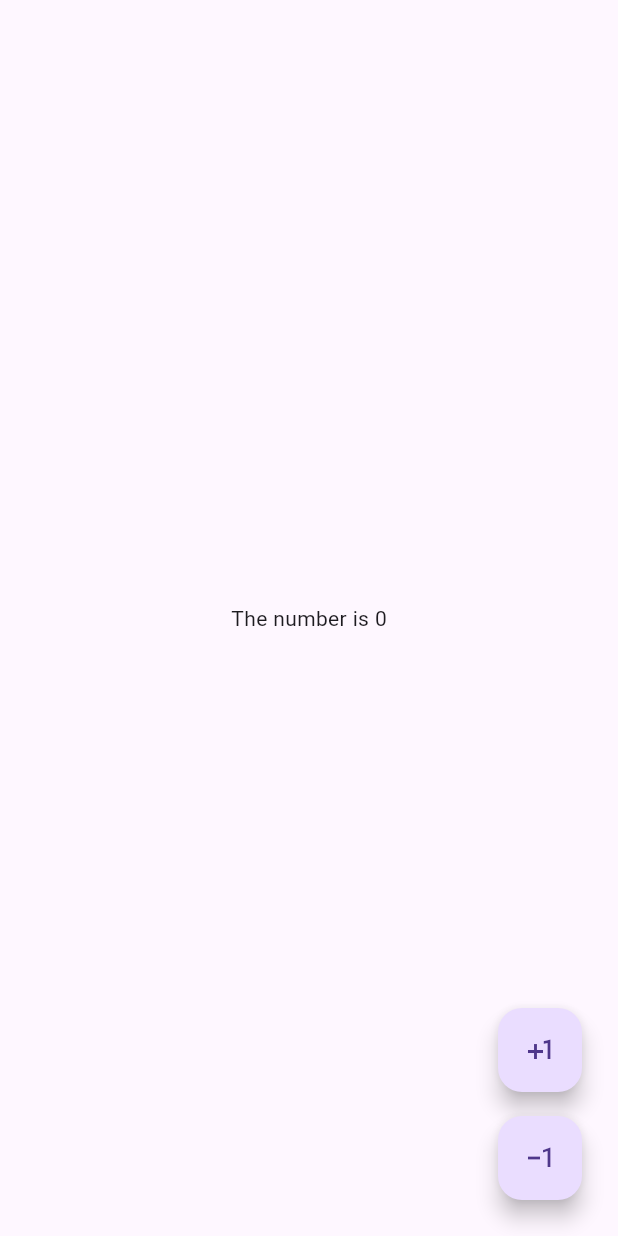
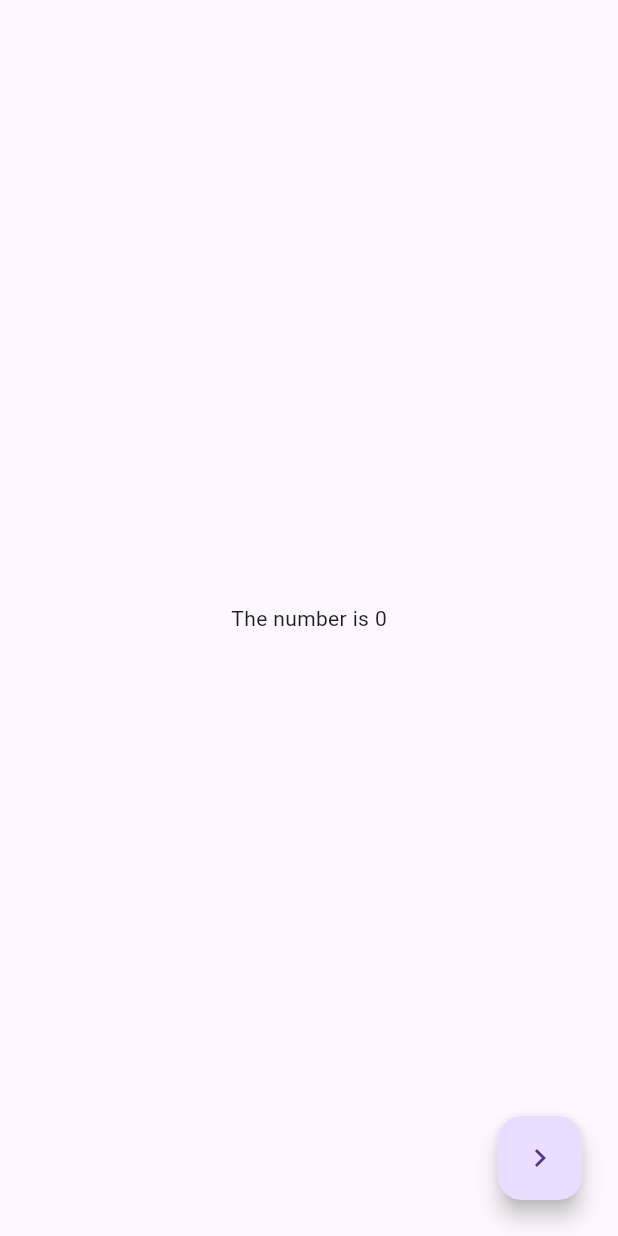
Before and after one commit to PizzaSpark/flutterCounterBloc, a Flutter app: the screen it shows after launch, on a phone screen of 412 x 824 dp. Run offline on Flutter 3.47's test engine with Material 3 defaults, Android fonts, the phone set to English and light mode, and no system bars; our stand-ins replace flutter_bloc, go_router.

Commit message:
implemented gorouter and another page

```diff
--- a/lib/components/my_fab.dart
+++ b/lib/components/my_routerfab.dart
@@ -1,9 +1,9 @@
 import 'package:flutter/material.dart';
 
-class MyFAB extends StatelessWidget {
+class MyRouterFAB extends StatelessWidget {
   final IconData icon;
   final VoidCallback? onPressed;
-  const MyFAB({super.key, required this.icon, this.onPressed});
+  const MyRouterFAB({super.key, required this.icon, this.onPressed});
 
   @override
   Widget build(BuildContext context) {
--- a/lib/main.dart
+++ b/lib/main.dart
@@ -1,5 +1,9 @@
 import 'package:flutter/material.dart';
+import 'package:flutter_bloc/flutter_bloc.dart';
+import 'package:go_router/go_router.dart';
+import 'package:taptapbloc/bloc/counter_bloc.dart';
 import 'package:taptapbloc/pages/counter_page.dart';
+import 'package:taptapbloc/pages/plusminus_page.dart';
 
 void main() {
   runApp(const MainApp());
@@ -10,9 +14,31 @@ class MainApp extends StatelessWidget {
 
   @override
   Widget build(BuildContext context) {
-    return const MaterialApp(
-      debugShowCheckedModeBanner: false,
-      home: CounterPage()
+    return BlocProvider(
+      create: (context) => CounterCubit(),
+      child: MaterialApp.router(
+        debugShowCheckedModeBanner: false,
+        routerConfig: _router,
+      ),
     );
   }
 }
+
+final GoRouter _router = GoRouter(
+  routes: <RouteBase>[
+    GoRoute(
+      path: '/',
+      builder: (BuildContext context, GoRouterState state) {
+        return const CounterPage();
+      },
+      routes: <RouteBase>[
+        GoRoute(
+          path: 'plusminus',
+          builder: (BuildContext context, GoRouterState state) {
+            return const PlusMinusPage();
+          },
+        ),
+      ],
+    ),
+  ],
+);
--- a/lib/pages/counter_page.dart
+++ b/lib/pages/counter_page.dart
@@ -1,34 +1,23 @@
 import 'package:flutter/material.dart';
 import 'package:flutter_bloc/flutter_bloc.dart';
 import 'package:taptapbloc/bloc/counter_bloc.dart';
-import 'package:taptapbloc/components/my_fab.dart';
+import 'package:taptapbloc/components/my_routerfab.dart';
+import 'package:go_router/go_router.dart';
 
-class CounterPage extends StatefulWidget {
+class CounterPage extends StatelessWidget {
   const CounterPage({super.key});
 
   @override
-  State<CounterPage> createState() => _CounterPageState();
-}
-
-class _CounterPageState extends State<CounterPage> {
-  final counterCubit = CounterCubit();
-
-  @override
   Widget build(BuildContext context) {
+    final counterCubitInstance = BlocProvider.of<CounterCubit>(context);
     return Scaffold(
       body: Center(child: BlocBuilder<CounterCubit, int>(
-        bloc: counterCubit,
+        bloc: counterCubitInstance,
         builder: (context, counter) {
           return Text("The number is $counter");
         }
       )),
-      floatingActionButton: Column(
-        mainAxisAlignment: MainAxisAlignment.end,
-        children: [
-          MyFAB(icon: Icons.plus_one, onPressed: counterCubit.increment),
-          MyFAB(icon: Icons.exposure_minus_1, onPressed: counterCubit.decrement),
-        ],
-      )
+      floatingActionButton: MyRouterFAB(icon: Icons.navigate_next, onPressed: () => context.go('/plusminus'))
     );
   }
 }
--- a/pubspec.yaml
+++ b/pubspec.yaml
@@ -10,6 +10,7 @@ dependencies:
   flutter:
     sdk: flutter
   flutter_bloc: ^8.1.4
+  go_router: ^13.2.0
 
 dev_dependencies:
   flutter_test:
```
Also changed, not shown: lib/components/my_blocfab.dart (added, +20 -0 lines), lib/pages/plusminus_page.dart (added, +28 -0 lines), pubspec.lock.
